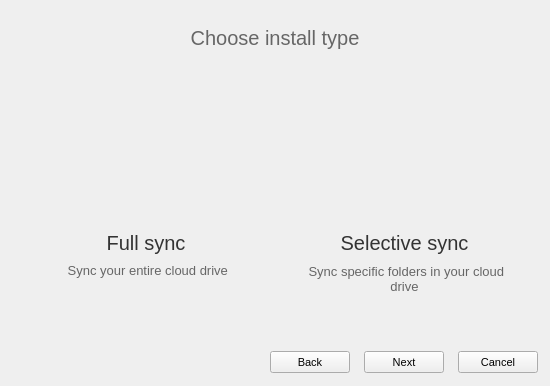
The window that Source/MEGASync/gui/SetupWizard.ui (meganz/MEGAsync) describes before a commit, drawn with Qt 5.
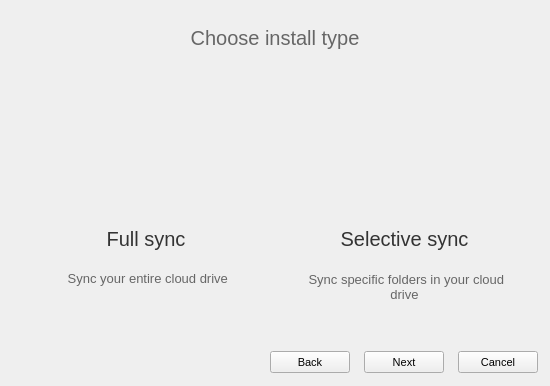
The same window after the commit. The open tabs and pages were chosen to show the change. Icons and pictures are not drawn.

Commit message: Fixed problems with strings length in forms

Patch:
```diff
--- a/Source/MEGASync/gui/SetupWizard.ui
+++ b/Source/MEGASync/gui/SetupWizard.ui
@@ -891,6 +891,18 @@
                     <verstretch>0</verstretch>
                    </sizepolicy>
                   </property>
+                  <property name="minimumSize">
+                   <size>
+                    <width>0</width>
+                    <height>48</height>
+                   </size>
+                  </property>
+                  <property name="maximumSize">
+                   <size>
+                    <width>16777215</width>
+                    <height>48</height>
+                   </size>
+                  </property>
                   <property name="styleSheet">
                    <string notr="true">background: transparent;
 
@@ -906,6 +918,9 @@
                   <property name="alignment">
                    <set>Qt::AlignCenter</set>
                   </property>
+                  <property name="wordWrap">
+                   <bool>true</bool>
+                  </property>
                  </widget>
                 </item>
                 <item>
@@ -1085,13 +1100,13 @@
                   <property name="minimumSize">
                    <size>
                     <width>0</width>
-                    <height>0</height>
+                    <height>48</height>
                    </size>
                   </property>
                   <property name="maximumSize">
                    <size>
                     <width>16777215</width>
-                    <height>16777215</height>
+                    <height>48</height>
                    </size>
                   </property>
                   <property name="font">
@@ -1115,6 +1130,9 @@
                   <property name="alignment">
                    <set>Qt::AlignCenter</set>
                   </property>
+                  <property name="wordWrap">
+                   <bool>true</bool>
+                  </property>
                  </widget>
                 </item>
                 <item>
```
Left out of the diff: 2 changed lines with no effect on the pictures.
